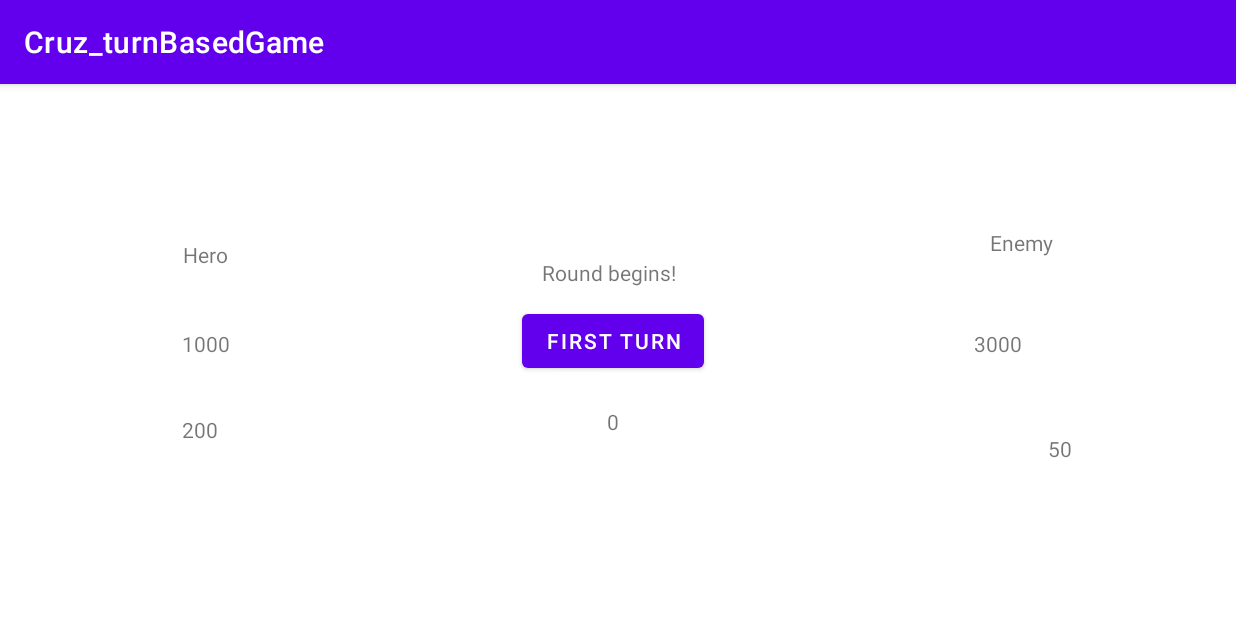
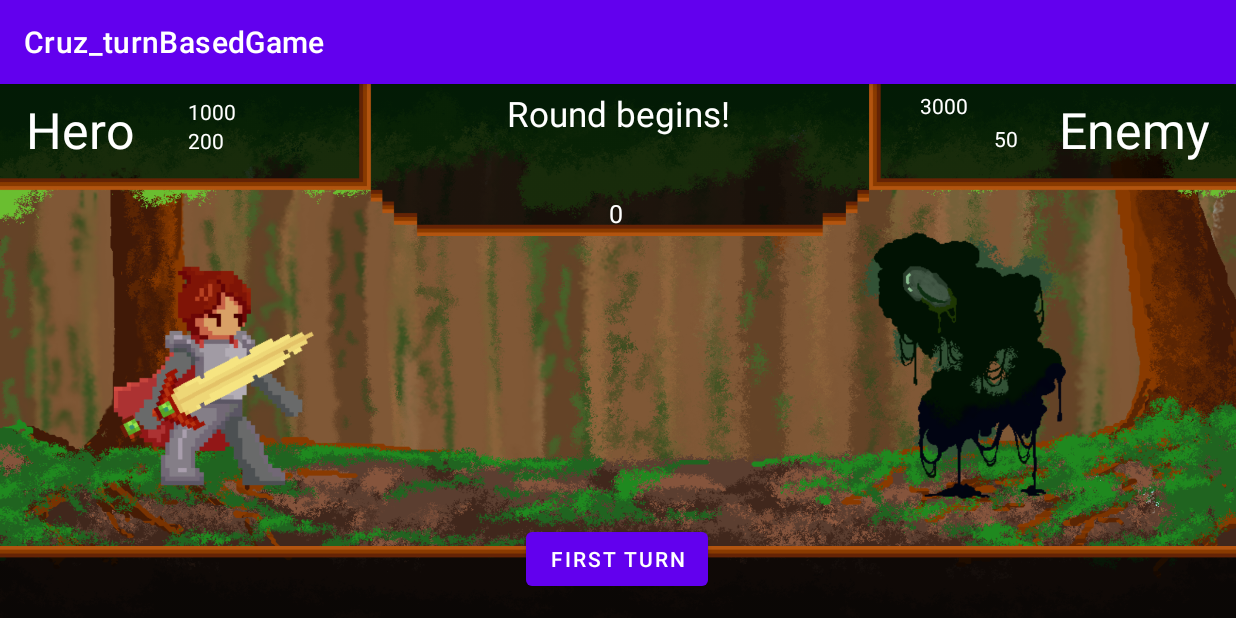
Before and after one commit to erikahannahCruz/Cruz_TurnBasedGame, an Android app: the screen it shows after launch (MainActivity), on a phone screen of 824 x 412 dp (held sideways). Run offline under Robolectric (Android 15) with nearby library versions, the phone set to English and light mode, and no system bars.

Commit message:
Added images

```diff
--- a/app/src/main/java/com/example/cruz_turnbasedgame/MainActivity.java
+++ b/app/src/main/java/com/example/cruz_turnbasedgame/MainActivity.java
@@ -4,6 +4,7 @@ import androidx.appcompat.app.AppCompatActivity;
 
 import android.os.Bundle;
 import android.view.View;
+import android.view.Window;
 import android.widget.Button;
 import android.widget.TextView;
 
@@ -29,6 +30,8 @@ public class MainActivity extends AppCompatActivity implements View.OnClickListe
     protected void onCreate(Bundle savedInstanceState) {
         super.onCreate(savedInstanceState);
         setContentView(R.layout.activity_main);
+
+
 
         //set the xml stuff to the stuff here
         txtHeroHP = findViewById(R.id.txtHeroHP) ;
--- a/app/src/main/res/layout/activity_main.xml
+++ b/app/src/main/res/layout/activity_main.xml
@@ -4,105 +4,174 @@
     xmlns:tools="http://schemas.android.com/tools"
     android:layout_width="match_parent"
     android:layout_height="match_parent"
+    android:background="@drawable/backgrouund"
     tools:context=".MainActivity">
+
+
+    <ImageView
+        android:id="@+id/imgHero"
+        android:layout_width="171dp"
+        android:layout_height="182dp"
+        app:layout_constraintBottom_toBottomOf="parent"
+        app:layout_constraintEnd_toEndOf="parent"
+        app:layout_constraintHorizontal_bias="0.103"
+        app:layout_constraintStart_toStartOf="parent"
+        app:layout_constraintTop_toTopOf="parent"
+        app:layout_constraintVertical_bias="0.572"
+        app:srcCompat="@drawable/hero_regular" />
+
+    <ImageView
+        android:id="@+id/imageView9"
+        android:layout_width="wrap_content"
+        android:layout_height="wrap_content"
+        android:layout_marginBottom="204dp"
+        app:layout_constraintBottom_toBottomOf="parent"
+        app:layout_constraintEnd_toEndOf="parent"
+        app:layout_constraintHorizontal_bias="0.0"
+        app:layout_constraintStart_toStartOf="parent"
+        app:srcCompat="@drawable/log_panel" />
+
+    <ImageView
+        android:id="@+id/imgEnemy"
+        android:layout_width="199dp"
+        android:layout_height="188dp"
+        app:layout_constraintBottom_toBottomOf="parent"
+        app:layout_constraintEnd_toEndOf="parent"
+        app:layout_constraintHorizontal_bias="0.883"
+        app:layout_constraintStart_toStartOf="parent"
+        app:layout_constraintTop_toTopOf="parent"
+        app:layout_constraintVertical_bias="0.56"
+        app:srcCompat="@drawable/enemy_regular" />
+
+    <ImageView
+        android:id="@+id/imgBtnLog"
+        android:layout_width="wrap_content"
+        android:layout_height="wrap_content"
+        android:layout_marginTop="276dp"
+        app:layout_constraintEnd_toEndOf="parent"
+        app:layout_constraintHorizontal_bias="0.0"
+        app:layout_constraintStart_toStartOf="parent"
+        app:layout_constraintTop_toTopOf="parent"
+        app:srcCompat="@drawable/btn_panel" />
 
     <Button
         android:id="@+id/btnNextTurn"
         android:layout_width="wrap_content"
         android:layout_height="wrap_content"
-        android:layout_marginTop="12dp"
         android:text="First Turn"
-        app:layout_constraintEnd_toEndOf="@+id/txtGameLog"
-        app:layout_constraintHorizontal_bias="0.421"
-        app:layout_constraintStart_toStartOf="@+id/txtGameLog"
-        app:layout_constraintTop_toBottomOf="@+id/txtGameLog" />
+        android:textColor="#ffffff"
+        app:layout_constraintBottom_toBottomOf="parent"
+        app:layout_constraintEnd_toEndOf="@+id/imgBtnLog"
+        app:layout_constraintHorizontal_bias="0.499"
+        app:layout_constraintStart_toStartOf="@+id/imgBtnLog"
+        app:layout_constraintTop_toTopOf="@+id/imgBtnLog"
+        app:layout_constraintVertical_bias="0.53" />
 
     <TextView
         android:id="@+id/txtHeroDamage"
         android:layout_width="wrap_content"
         android:layout_height="wrap_content"
         android:text="TextView"
-        app:layout_constraintBottom_toBottomOf="parent"
+        android:textColor="#ffffff"
+        app:layout_constraintBottom_toBottomOf="@+id/imageView9"
         app:layout_constraintEnd_toEndOf="@+id/txtHeroHP"
         app:layout_constraintHorizontal_bias="0.0"
         app:layout_constraintStart_toStartOf="@+id/txtHeroHP"
         app:layout_constraintTop_toBottomOf="@+id/txtHeroHP"
-        app:layout_constraintVertical_bias="0.247" />
+        app:layout_constraintVertical_bias="0.0" />
 
     <TextView
         android:id="@+id/txtHeroHP"
         android:layout_width="wrap_content"
         android:layout_height="wrap_content"
-        android:layout_marginTop="40dp"
         android:text="TextView"
-        app:layout_constraintEnd_toEndOf="@+id/txtHeroName"
-        app:layout_constraintHorizontal_bias="0.558"
-        app:layout_constraintStart_toStartOf="@+id/txtHeroName"
-        app:layout_constraintTop_toBottomOf="@+id/txtHeroName" />
+        android:textColor="#ffffff"
+        app:layout_constraintBottom_toBottomOf="@+id/imageView9"
+        app:layout_constraintEnd_toEndOf="parent"
+        app:layout_constraintHorizontal_bias="0.05"
+        app:layout_constraintStart_toEndOf="@+id/txtHeroName"
+        app:layout_constraintTop_toTopOf="@+id/imageView9"
+        app:layout_constraintVertical_bias="0.347" />
+
+    <TextView
+        android:id="@+id/txtTurnCount"
+        android:layout_width="wrap_content"
+        android:layout_height="wrap_content"
+        android:text="TextView"
+        android:textColor="#ffffff"
+        android:textSize="25px"
+        app:layout_constraintBottom_toBottomOf="@+id/imageView9"
+        app:layout_constraintEnd_toEndOf="@+id/txtGameLog"
+        app:layout_constraintHorizontal_bias="0.489"
+        app:layout_constraintStart_toStartOf="@+id/txtGameLog"
+        app:layout_constraintTop_toBottomOf="@+id/txtGameLog"
+        app:layout_constraintVertical_bias="0.419" />
+
+    <TextView
+        android:id="@+id/txtEnemyName"
+        android:layout_width="wrap_content"
+        android:layout_height="wrap_content"
+        android:text="Enemy"
+        android:textColor="#ffffff"
+        android:textSize="50px"
+        app:layout_constraintBottom_toBottomOf="@+id/imageView9"
+        app:layout_constraintEnd_toEndOf="parent"
+        app:layout_constraintHorizontal_bias="0.976"
+        app:layout_constraintStart_toStartOf="@+id/imageView9"
+        app:layout_constraintTop_toTopOf="@+id/imageView9"
+        app:layout_constraintVertical_bias="0.398" />
 
     <TextView
         android:id="@+id/txtHeroName"
         android:layout_width="wrap_content"
         android:layout_height="wrap_content"
-        android:layout_marginTop="104dp"
         android:text="Hero"
-        app:layout_constraintEnd_toEndOf="parent"
-        app:layout_constraintHorizontal_bias="0.154"
-        app:layout_constraintStart_toStartOf="parent"
-        app:layout_constraintTop_toTopOf="parent" />
-
-    <TextView
-        android:id="@+id/txtTurnCount"
-        android:layout_width="wrap_content"
-        android:layout_height="wrap_content"
-        android:layout_marginTop="20dp"
-        android:text="TextView"
-        app:layout_constraintEnd_toEndOf="@+id/btnNextTurn"
-        app:layout_constraintStart_toStartOf="@+id/btnNextTurn"
-        app:layout_constraintTop_toBottomOf="@+id/btnNextTurn" />
-
-    <TextView
-        android:id="@+id/txtEnemyName"
-        android:layout_width="wrap_content"
-        android:layout_height="wrap_content"
-        android:layout_marginTop="96dp"
-        android:text="Enemy"
-        app:layout_constraintEnd_toEndOf="parent"
-        app:layout_constraintHorizontal_bias="0.844"
-        app:layout_constraintStart_toStartOf="parent"
-        app:layout_constraintTop_toTopOf="parent" />
+        android:textColor="#ffffff"
+        android:textSize="50px"
+        app:layout_constraintBottom_toBottomOf="@+id/imageView9"
+        app:layout_constraintEnd_toEndOf="@+id/imageView9"
+        app:layout_constraintHorizontal_bias="0.023"
+        app:layout_constraintStart_toStartOf="@+id/imageView9"
+        app:layout_constraintTop_toTopOf="@+id/imageView9"
+        app:layout_constraintVertical_bias="0.398" />
 
     <TextView
         android:id="@+id/txtEnemyHP"
         android:layout_width="65dp"
         android:layout_height="22dp"
-        android:layout_marginTop="48dp"
         android:text="TextView"
-        app:layout_constraintEnd_toEndOf="@+id/txtEnemyName"
-        app:layout_constraintHorizontal_bias="0.478"
-        app:layout_constraintStart_toStartOf="@+id/txtEnemyName"
-        app:layout_constraintTop_toBottomOf="@+id/txtEnemyName" />
+        android:textColor="#ffffff"
+        app:layout_constraintBottom_toBottomOf="@+id/imageView9"
+        app:layout_constraintEnd_toStartOf="@+id/txtEnemyName"
+        app:layout_constraintHorizontal_bias="0.957"
+        app:layout_constraintStart_toStartOf="@+id/imageView9"
+        app:layout_constraintTop_toTopOf="@+id/imageView9"
+        app:layout_constraintVertical_bias="0.331" />
 
     <TextView
         android:id="@+id/txtEnemyDamage"
         android:layout_width="wrap_content"
         android:layout_height="wrap_content"
-        android:layout_marginTop="44dp"
         android:text="TextView"
-        app:layout_constraintBottom_toBottomOf="parent"
+        android:textColor="#ffffff"
+        app:layout_constraintBottom_toBottomOf="@+id/imageView9"
         app:layout_constraintEnd_toEndOf="@+id/txtEnemyHP"
         app:layout_constraintHorizontal_bias="1.0"
         app:layout_constraintStart_toStartOf="@+id/txtEnemyHP"
         app:layout_constraintTop_toBottomOf="@+id/txtEnemyHP"
-        app:layout_constraintVertical_bias="0.036" />
+        app:layout_constraintVertical_bias="0.0" />
 
     <TextView
         android:id="@+id/txtGameLog"
         android:layout_width="wrap_content"
         android:layout_height="wrap_content"
-        android:layout_marginTop="116dp"
         android:text="Round begins!"
-        app:layout_constraintEnd_toStartOf="@+id/txtEnemyName"
-        app:layout_constraintStart_toEndOf="@+id/txtHeroName"
-        app:layout_constraintTop_toTopOf="parent" />
+        android:textColor="#ffffff"
+        android:textSize="35px"
+        app:layout_constraintBottom_toBottomOf="@+id/imageView9"
+        app:layout_constraintEnd_toEndOf="@+id/imageView9"
+        app:layout_constraintStart_toStartOf="@+id/imageView9"
+        app:layout_constraintTop_toTopOf="@+id/imageView9"
+        app:layout_constraintVertical_bias="0.345" />
+
 </androidx.constraintlayout.widget.ConstraintLayout>
```
Also changed, not shown: app/src/main/res/drawable/backgrouund.png (added), app/src/main/res/drawable/btn_panel.png (added), app/src/main/res/drawable/enemy_hurt.png (added), app/src/main/res/drawable/enemy_regular.png (added), app/src/main/res/drawable/hero_hurt.png (added), app/src/main/res/drawable/hero_regular.png (added), app/src/main/res/drawable/log_panel.png (added).
